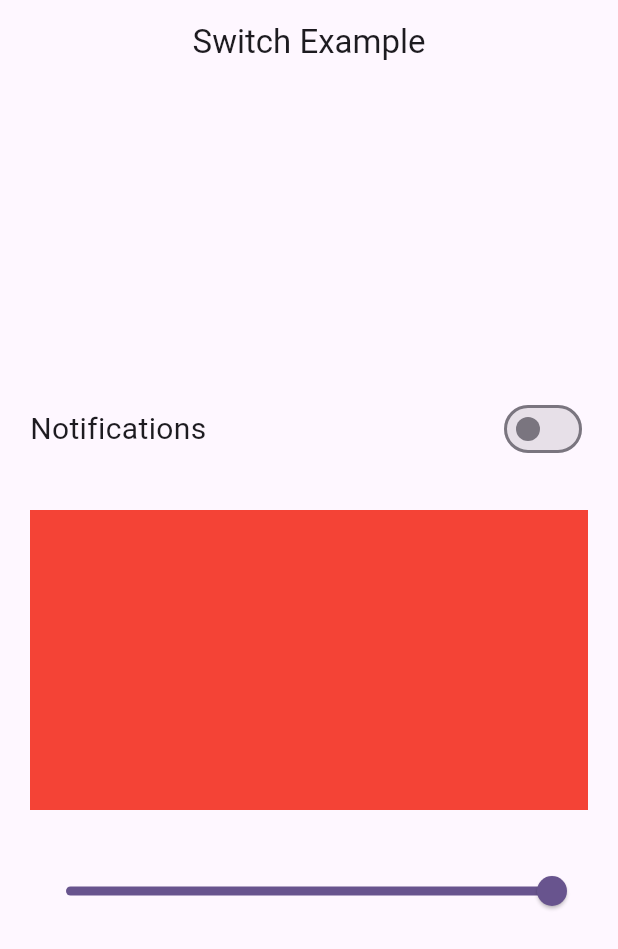
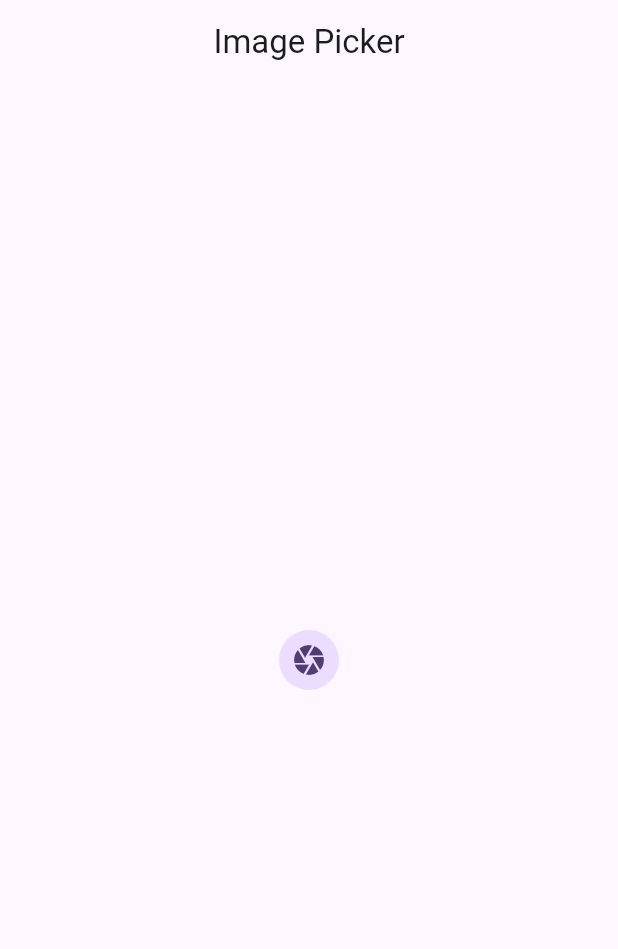
Before and after one commit to itsyashtyagi/Flutter-Bloc, a Flutter app: the screen it shows after launch, on a phone screen of 412 x 824 dp. Shown: the top 949 px of the screen. Run offline on Flutter 3.47's test engine with Material 3 defaults, Android fonts, the phone set to English and light mode, and no system bars; our stand-ins replace bloc, equatable, flutter_bloc, image_picker.

Commit message:
Image Picker using Bloc

```diff
--- /dev/null
+++ b/flutter_bloc_basic/lib/bloc/image_picker/image_picker_bloc.dart
@@ -0,0 +1,25 @@
+import 'package:bloc/bloc.dart';
+import 'package:flutter_bloc_basic/bloc/image_picker/image_picker_event.dart';
+import 'package:flutter_bloc_basic/bloc/image_picker/image_picker_state.dart';
+import 'package:flutter_bloc_basic/utils/image_picker_utils.dart';
+import 'package:image_picker/image_picker.dart';
+
+class ImagePickerBloc extends Bloc<ImagePickerEvent, ImagePickerStates> {
+  final ImagePickerUtils imagePickerUtils;
+  ImagePickerBloc(this.imagePickerUtils) : super(const ImagePickerStates()) {
+    on<CameraCapture>(_cameraCapture);
+    on<GalleryCapture>(_galleryCapture);
+  }
+
+  void _cameraCapture(
+      CameraCapture event, Emitter<ImagePickerStates> emit) async {
+    XFile? file = await imagePickerUtils.cameraCapture();
+    emit(state.copyWith(file: file));
+  }
+
+  void _galleryCapture(
+      GalleryCapture event, Emitter<ImagePickerStates> emit) async {
+    XFile? file = await imagePickerUtils.galleryCapture();
+    emit(state.copyWith(file: file));
+  }
+}
--- /dev/null
+++ b/flutter_bloc_basic/lib/bloc/image_picker/image_picker_event.dart
@@ -0,0 +1,12 @@
+import 'package:equatable/equatable.dart';
+
+abstract class ImagePickerEvent extends Equatable {
+  const ImagePickerEvent();
+
+  @override
+  List<Object> get props => [];
+}
+
+class CameraCapture extends ImagePickerEvent {}
+
+class GalleryCapture extends ImagePickerEvent {}
--- /dev/null
+++ b/flutter_bloc_basic/lib/bloc/image_picker/image_picker_state.dart
@@ -0,0 +1,15 @@
+import 'package:equatable/equatable.dart';
+import 'package:image_picker/image_picker.dart';
+
+class ImagePickerStates extends Equatable {
+  final XFile? file;
+
+  const ImagePickerStates({this.file});
+
+  ImagePickerStates copyWith({XFile? file}) {
+    return ImagePickerStates(file: file ?? this.file);
+  }
+
+  @override
+  List<Object?> get props => [file];
+}
--- a/flutter_bloc_basic/lib/main.dart
+++ b/flutter_bloc_basic/lib/main.dart
@@ -1,8 +1,10 @@
 import 'package:flutter/material.dart';
 import 'package:equatable/equatable.dart';
 import 'package:flutter_bloc/flutter_bloc.dart';
+import 'package:flutter_bloc_basic/bloc/image_picker/image_picker_bloc.dart';
 import 'package:flutter_bloc_basic/bloc/switch_button_bloc/switch_bloc.dart';
-import 'package:flutter_bloc_basic/ui/switch_button/switch_screen.dart';
+import 'package:flutter_bloc_basic/ui/image_picker/image_picker_screen.dart';
+import 'package:flutter_bloc_basic/utils/image_picker_utils.dart';
 
 void main() {
   runApp(const MyApp());
@@ -13,8 +15,11 @@ class MyApp extends StatelessWidget {
 
   @override
   Widget build(BuildContext context) {
-    return BlocProvider(
-      create: (_) => SwitchBloc(),
+    return MultiBlocProvider(
+      providers: [
+        BlocProvider(create: (_) => SwitchBloc()),
+        BlocProvider(create: (_) => ImagePickerBloc(ImagePickerUtils())),
+      ],
       child: MaterialApp(
         title: 'Flutter Demo',
         theme: ThemeData(
@@ -22,7 +27,7 @@ class MyApp extends StatelessWidget {
           useMaterial3: true,
         ),
         debugShowCheckedModeBanner: false,
-        home: const SwitchScreen(),
+        home: const ImagePickerScreen(),
       ),
     );
   }
--- /dev/null
+++ b/flutter_bloc_basic/lib/ui/image_picker/image_picker_screen.dart
@@ -0,0 +1,47 @@
+import 'dart:io';
+
+import 'package:flutter/material.dart';
+import 'package:flutter_bloc/flutter_bloc.dart';
+import 'package:flutter_bloc_basic/bloc/image_picker/image_picker_bloc.dart';
+import 'package:flutter_bloc_basic/bloc/image_picker/image_picker_event.dart';
+import 'package:flutter_bloc_basic/bloc/image_picker/image_picker_state.dart';
+
+class ImagePickerScreen extends StatelessWidget {
+  const ImagePickerScreen({super.key});
+
+  @override
+  Widget build(BuildContext context) {
+    return SafeArea(
+      child: Scaffold(
+        appBar: AppBar(
+          title: const Text("Image Picker"),
+          centerTitle: true,
+        ),
+        body: Padding(
+          padding: const EdgeInsets.all(20),
+          child: Center(
+            child: BlocBuilder<ImagePickerBloc, ImagePickerStates>(
+              builder: (context, state) {
+                return state.file == null
+                    ? InkWell(
+                        onTap: () {
+                          context.read<ImagePickerBloc>().add(CameraCapture());
+                        },
+                        child: const CircleAvatar(
+                          radius: 20,
+                          child: Icon(Icons.camera),
+                        ),
+                      )
+                    : Image.file(
+                        File(state.file!.path.toString()),
+                        height: 200,
+                        width: 200,
+                      );
+              },
+            ),
+          ),
+        ),
+      ),
+    );
+  }
+}
--- /dev/null
+++ b/flutter_bloc_basic/lib/utils/image_picker_utils.dart
@@ -0,0 +1,15 @@
+import 'package:image_picker/image_picker.dart';
+
+class ImagePickerUtils {
+  final ImagePicker _picker = ImagePicker();
+
+  Future<XFile?> cameraCapture() async {
+    final XFile? file = await _picker.pickImage(source: ImageSource.camera);
+    return file;
+  }
+
+  Future<XFile?> galleryCapture() async {
+    final XFile? file = await _picker.pickImage(source: ImageSource.gallery);
+    return file;
+  }
+}
--- a/flutter_bloc_basic/pubspec.yaml
+++ b/flutter_bloc_basic/pubspec.yaml
@@ -38,6 +38,7 @@ dependencies:
   equatable: ^2.0.5
   flutter_bloc: ^8.1.6
   bloc: ^8.1.4
+  image_picker: ^1.1.2
 
 dev_dependencies:
   flutter_test:
```
Also changed, not shown: flutter_bloc_basic/pubspec.lock, 6 other files.
